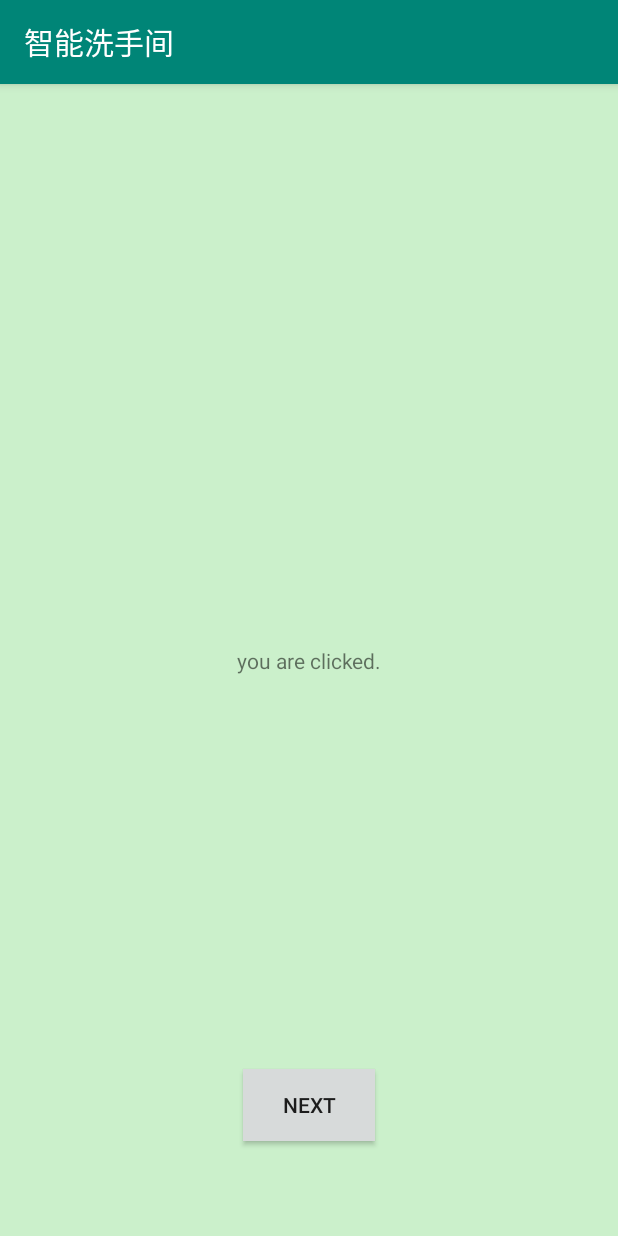
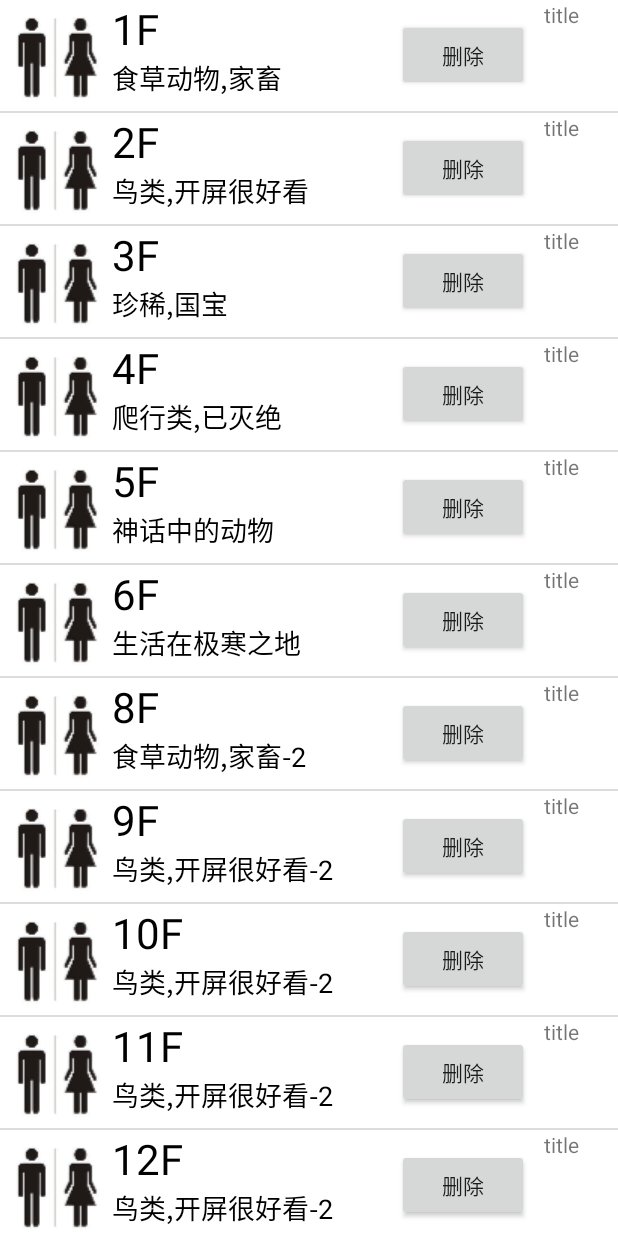
Before and after one commit to woosa-lk/IntelligentoIilet, an Android app: the screen it shows after launch (MainActivity before the commit, MyAdapterActivity after it), on a phone screen of 412 x 824 dp. Run offline under Robolectric (Android 15) with nearby library versions, the phone set to English and light mode, and no system bars; 2 statements that could not run were skipped.

Commit message:
add view.

```diff
--- a/app/src/main/AndroidManifest.xml
+++ b/app/src/main/AndroidManifest.xml
@@ -1,6 +1,7 @@
 <?xml version="1.0" encoding="utf-8"?>
 <manifest xmlns:android="http://schemas.android.com/apk/res/android"
     package="com.woosa.intelligentoiilet">
+
     <uses-permission android:name="android.permission.WAKE_LOCK" />
     <uses-permission android:name="android.permission.WRITE_EXTERNAL_STORAGE" />
     <uses-permission android:name="android.permission.ACCESS_NETWORK_STATE" />
@@ -15,11 +16,13 @@
         android:roundIcon="@mipmap/ic_launcher_round"
         android:supportsRtl="true"
         android:theme="@style/AppTheme">
+        <activity android:name=".MyAdapterActivity"></activity>
+
         <service android:name="org.eclipse.paho.android.service.MqttService" />
         <service
             android:name=".MQTTService"
             android:enabled="true"
-            android:exported="true"></service>
+            android:exported="true" />
 
         <activity android:name=".MainActivity">
             <intent-filter>
--- a/app/src/main/java/com/woosa/intelligentoiilet/MainActivity.java
+++ b/app/src/main/java/com/woosa/intelligentoiilet/MainActivity.java
@@ -24,7 +24,11 @@ public class MainActivity extends AppCompatActivity implements IGetMessageCallBa
         Intent intent = new Intent(this, MQTTService.class);
 
         bindService(intent, serviceConnection, Context.BIND_AUTO_CREATE);
-        text.setText(R.string.click_text);
+        text.setText(R.string.text);
+
+        Intent intent_list=new Intent();
+        intent.setClass(MainActivity.this, MyAdapterActivity.class);
+        startActivity(intent);
 
     }
 
--- /dev/null
+++ b/app/src/main/java/com/woosa/intelligentoiilet/MyAdapterActivity.java
@@ -0,0 +1,228 @@
+package com.woosa.intelligentoiilet;
+
+import android.app.ListActivity;
+import android.os.Bundle;
+import android.content.Context;
+import android.view.LayoutInflater;
+import android.view.View;
+import android.view.ViewGroup;
+import android.widget.BaseAdapter;
+import android.widget.Button;
+import android.widget.ImageView;
+import android.widget.ListView;
+import android.widget.TextView;
+import android.widget.Toast;
+
+import java.util.ArrayList;
+import java.util.HashMap;
+import java.util.List;
+import java.util.Map;
+
+public class MyAdapterActivity extends ListActivity {
+    private List<Map<String, Object>> list;
+    MyAdapter adapter;
+
+    @Override
+    protected void onCreate(Bundle savedInstanceState) {
+        super.onCreate(savedInstanceState);
+
+        //获取数据
+        list=getData();
+
+        //创建自定义的Adapter对象--内部数据与ListView各项的对应关系在自定义的Adapter中实现
+        adapter = new MyAdapter(this);
+
+        //为ListActivity中的ListView设置Adapter
+        setListAdapter(adapter);
+    }
+
+    //获取List数据对象
+    public List<Map<String,Object>> getData(){
+        //List对象
+        List<Map<String,Object>> list=new ArrayList<Map<String,Object>>();
+
+        //List中存放的Map对象,由多个<键,值>对构成--一个Map对象对应ListView中的一行
+        Map map;
+
+        map=new HashMap<String,Object>();
+        map.put("title", "1F");
+        map.put("info", "食草动物,家畜");
+        map.put("img", R.drawable.toilet);
+        list.add(map);
+
+        map=new HashMap<String,Object>();
+        map.put("title", "2F");
+        map.put("info", "鸟类,开屏很好看");
+        map.put("img", R.drawable.toilet);
+        list.add(map);
+
+        map=new HashMap<String,Object>();
+        map.put("title", "3F");
+        map.put("info", "珍稀,国宝");
+        map.put("img", R.drawable.toilet);
+        list.add(map);
+
+        map=new HashMap<String,Object>();
+        map.put("title", "4F");
+        map.put("info", "爬行类,已灭绝");
+        map.put("img", R.drawable.toilet);
+        list.add(map);
+
+        map=new HashMap<String,Object>();
+        map.put("title", "5F");
+        map.put("info", "神话中的动物");
+        map.put("img", R.drawable.toilet);
+        list.add(map);
+
+        map=new HashMap<String,Object>();
+        map.put("title", "6F");
+        map.put("info", "生活在极寒之地");
+        map.put("img", R.drawable.toilet);
+        list.add(map);
+
+        //只要漏出一丁点,就要调用getView(...)显示该行
+        map=new HashMap<String,Object>();
+        map.put("title", "8F");
+        map.put("info", "食草动物,家畜-2");
+        map.put("img", R.drawable.toilet);
+        list.add(map);
+
+        map=new HashMap<String,Object>();
+        map.put("title", "9F");
+        map.put("info", "鸟类,开屏很好看-2");
+        map.put("img", R.drawable.toilet);
+        list.add(map);
+
+        map=new HashMap<String,Object>();
+        map.put("title", "10F");
+        map.put("info", "鸟类,开屏很好看-2");
+        map.put("img", R.drawable.toilet);
+        list.add(map);
+        map=new HashMap<String,Object>();
+        map.put("title", "11F");
+        map.put("info", "鸟类,开屏很好看-2");
+        map.put("img", R.drawable.toilet);
+        list.add(map);
+        map=new HashMap<String,Object>();
+        map.put("title", "12F");
+        map.put("info", "鸟类,开屏很好看-2");
+        map.put("img", R.drawable.toilet);
+        list.add(map);
+
+        return list;
+    }
+
+    //自定义的Adapter类
+    /**Android系统更新ListView时需要调用相关的Adapter的方法:
+     *      1)更新前首先调用getCount()获取需要更新的行数,然后更新过程逐行进行
+     *      2)更新每行时,需要调用getView()获取当前行对应的View对象，
+     *            Adapter需要在getView()方法中适时创建View对象，并对View对象填充需要显示的内容
+     * */
+    public final class MyAdapter extends BaseAdapter {
+        //实例化布局对象---用于实例化每行的布局->View对象
+        private LayoutInflater mInflater;
+
+        public MyAdapter(Context context){
+            this.mInflater = LayoutInflater.from(context);
+        }
+
+        //获取ListView的总行数
+        @Override
+        public int getCount() {
+            return list.size();
+        }
+
+        @Override
+        public Object getItem(int arg0) {
+            return null;
+        }
+
+        @Override
+        public long getItemId(int position) {
+            return 0;
+        }
+
+        //ListView中一行对应的对象组合--容器类
+        //使用ViewHolder可以减少findViewById()的使用频率,方便数据访问
+        public final class ViewHolder{
+            public ImageView img;
+            public TextView title;
+            public TextView info;
+            public Button viewBtn;
+        }
+
+
+        //获取指定的一行所对应的View对象--不存在的话则创建之
+        // position--当前要显示的数据的位置(行号)
+        // convertView--可利用的以前的View对象(上下滚动时,利用旧View对象显示新内容),
+        //              如果此项为空,则需要动态创建新的View对象
+        // parent--父控件(上层的ListView)
+        @Override
+        public View getView(int position, View convertView, ViewGroup parent){
+
+            //本行对应的容器对象
+            ViewHolder holder = null;
+
+            //如果该行的View为空, 则动态创建新的View
+            //利用已有的View显示新数据,可以减少内存占用,优化响应速度
+            if (convertView == null) {
+                //先创建容器对象,以便后来向其中填充当前行中的控件对象
+                holder=new ViewHolder();
+
+                //实例化ListView的一行, root参数为空说明此View的父控件默认为为上层的ListView
+                convertView = mInflater.inflate(R.layout.activity_main, null);
+                //获取内部的各个控件对象, 保存到容器对象中, 以后直接取来用即可--每个子控件对象只用一次findViewById()
+                holder.img = (ImageView)convertView.findViewById(R.id.img);
+                holder.title = (TextView)convertView.findViewById(R.id.title);
+                holder.info = (TextView)convertView.findViewById(R.id.info);
+                holder.viewBtn = (Button)convertView.findViewById(R.id.view_btn);
+
+                //设置容器对象为ListView当前行的Tag--建立容器类对象与ListView当前行的联系
+                convertView.setTag(holder);
+            }
+            else {   //如果该行的View已经存在,则通过标记获取该行对应的对象
+                holder = (ViewHolder)convertView.getTag();
+            }
+
+            //设置该行内的控件对象对应的属性，Adapter的作用（List<--->ListView）--- 如果不用ViewHolder则需要频繁使用findViewByID
+            holder.img.setBackgroundResource((Integer)list.get(position).get("img"));
+            holder.title.setText((String)list.get(position).get("title"));
+            holder.info.setText((String)list.get(position).get("info"));
+
+            //绑定该行中的Button对象的监听器
+            //创建监听器对象时, 用参数传递当前的行号
+            //每行中的Button建一个监听器对象,不同对象的position值不同
+            holder.viewBtn.setOnClickListener(new viewButtonClickListener(position)) ;
+
+            return convertView;//返回当前行对应的View对象
+        }
+    }
+
+    //重写此方法---点击ListView一行时的回调函数--参数含义同前
+    @Override
+    protected void onListItemClick(ListView l, View v, int position, long id) {
+        super.onListItemClick(l, v, position, id);
+        String s=list.get(position).get("info").toString(); //获取该行的Map对象的指定属性的数据内容
+        Toast.makeText(MyAdapterActivity.this, s, Toast.LENGTH_SHORT).show();
+    }
+
+    //使用内部类实现ListView的每行中按钮的监听函数
+    //该监听器类会为ListView的每一行提供一个监听器对象,用来监听该行中按钮的点击事件
+    class viewButtonClickListener  implements View.OnClickListener {
+        //记录按钮所在的行号
+        int position;
+
+        //必须使用自定义的构造函数---因为需要在此通过参数记录该监听器对象监听的行号
+        public viewButtonClickListener(int pos) {
+            position=pos;
+        }
+
+        @Override
+        public void onClick(View v) {
+            //从数据源data中删除数据
+            list.remove(list.get(position));
+            //通知适配器更新UI
+            adapter.notifyDataSetChanged();
+        }
+    }
+}
--- a/app/src/main/res/layout/activity_main.xml
+++ b/app/src/main/res/layout/activity_main.xml
@@ -1,31 +1,50 @@
 <?xml version="1.0" encoding="utf-8"?>
-<android.support.constraint.ConstraintLayout xmlns:android="http://schemas.android.com/apk/res/android"
+<LinearLayout xmlns:android="http://schemas.android.com/apk/res/android"
     xmlns:app="http://schemas.android.com/apk/res-auto"
-    xmlns:tools="http://schemas.android.com/tools"
     android:layout_width="match_parent"
     android:layout_height="match_parent"
-    android:background="#CBF0CB"
-    tools:context=".MainActivity">
+    android:background="#FFFFFF"
+    android:orientation="horizontal">
+
+    <ImageView
+        android:id="@+id/img"
+        android:layout_width="wrap_content"
+        android:layout_height="wrap_content"
+        android:layout_margin="5dp"
+        app:srcCompat="@android:drawable/ic_menu_myplaces" />
+
+    <LinearLayout
+        android:orientation="vertical"
+        android:layout_width="180dp"
+        android:layout_height="wrap_content">
+        <TextView
+            android:id="@+id/title"
+            android:layout_width="wrap_content"
+            android:layout_height="wrap_content"
+            android:textColor="#FF000000"
+            android:textSize="28sp" />
+        <TextView
+            android:id="@+id/info"
+            android:layout_width="wrap_content"
+            android:layout_height="wrap_content"
+            android:textColor="#FF000000"
+            android:textSize="18sp" />
+    </LinearLayout>
+
+    <Button
+        android:id="@+id/view_btn"
+        android:layout_width="wrap_content"
+        android:layout_height="wrap_content"
+        android:layout_gravity="right|center_vertical"
+        android:layout_margin="10dp"
+        android:focusable="false"
+        android:text="@string/btn" />
 
     <TextView
         android:id="@+id/textView"
         android:layout_width="wrap_content"
         android:layout_height="wrap_content"
-        android:text="Hello World!"
-        app:layout_constraintBottom_toBottomOf="parent"
-        app:layout_constraintLeft_toLeftOf="parent"
-        app:layout_constraintRight_toRightOf="parent"
-        app:layout_constraintTop_toTopOf="parent" />
+        android:layout_weight="1"
+        android:text="@string/text" />
 
-    <Button
-        android:id="@+id/button"
-        android:layout_width="wrap_content"
-        android:layout_height="wrap_content"
-        android:layout_marginBottom="63dp"
-        android:background="#D7DADA"
-        android:text="@string/next"
-        app:layout_constraintBottom_toBottomOf="parent"
-        app:layout_constraintEnd_toEndOf="parent"
-        app:layout_constraintStart_toStartOf="parent" />
-
-</android.support.constraint.ConstraintLayout>
+</LinearLayout>
--- a/app/src/main/res/values/strings.xml
+++ b/app/src/main/res/values/strings.xml
@@ -1,5 +1,6 @@
 <resources>
     <string name="app_name">智能洗手间</string>
     <string name="next">next</string>
-    <string name="click_text">you are clicked.</string>
+    <string name="text">title</string>
+    <string name="btn">删除</string>
 </resources>
```
Also changed, not shown: app/src/main/res/drawable/toilet.png (added), 3 other files.
